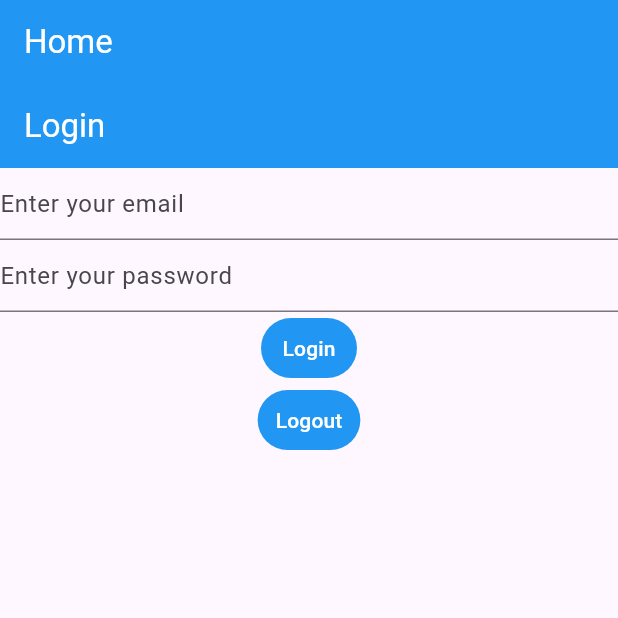
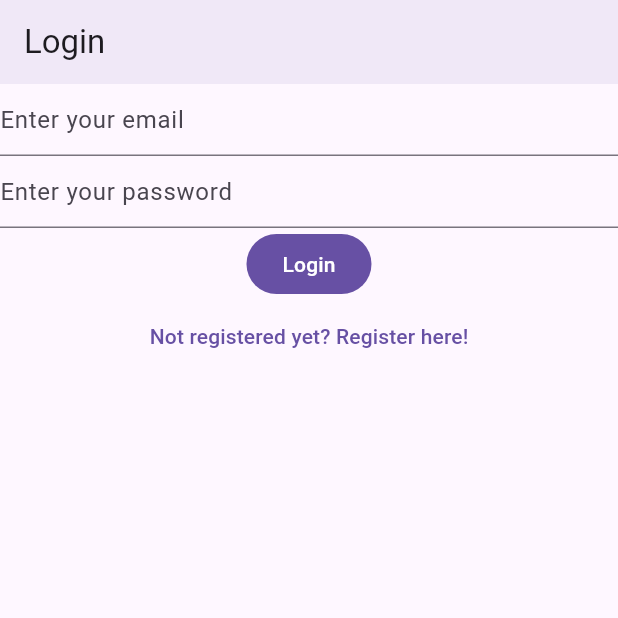
Before and after one commit to 0singh-ajit0/mynotes, a Flutter app: the screen it shows after launch, on a phone screen of 412 x 824 dp, the top half of it. Run offline on Flutter 3.47's test engine with Material 3 defaults, Android fonts, the phone set to English and light mode, and no system bars; our stand-ins replace firebase_auth, firebase_core; accounts and stored records are empty; generated files the repository leaves out were written again.

Commit message:
Added navigations

```diff
--- a/lib/main.dart
+++ b/lib/main.dart
@@ -2,20 +2,21 @@ import 'package:firebase_auth/firebase_auth.dart';
 import 'package:firebase_core/firebase_core.dart';
 import 'package:flutter/material.dart';
 import 'package:mynotes/firebase_options.dart';
+import 'package:mynotes/views/verify_email_view.dart';
 import 'views/login_view.dart';
 import 'views/register_view.dart';
 
 void main() {
   WidgetsFlutterBinding.ensureInitialized();
-  runApp(
-    MaterialApp(
+  runApp(MaterialApp(
     title: "Flutter Demo",
-      theme: ThemeData(
-        primarySwatch: Colors.blue
-      ),
+    theme: ThemeData(useMaterial3: true),
     home: const HomePage(),
-    )
-  );
+    routes: {
+      "/login/": (context) => const LoginView(),
+      "/register/": (context) => const RegisterView(),
+    },
+  ));
 }
 
 class HomePage extends StatelessWidget {
@@ -23,31 +24,28 @@ class HomePage extends StatelessWidget {
 
   @override
   Widget build(BuildContext context) {
-    return Scaffold(
-      appBar: AppBar(
-        title: const Text("Home"),
-        backgroundColor: Colors.blue,
-        foregroundColor: Colors.white,
-      ),
-      body: FutureBuilder(
+    return FutureBuilder(
       future: Firebase.initializeApp(
           options: DefaultFirebaseOptions.currentPlatform),
       builder: (context, snapshot) {
         switch (snapshot.connectionState) {
           case ConnectionState.done:
             final user = FirebaseAuth.instance.currentUser;
-              if (user?.emailVerified ?? false) {
-                debugPrint("You're a verified user");
+            if (user != null) {
+              if (user.emailVerified) {
+                debugPrint("Email is verified");
               } else {
-                debugPrint("You've to verify your email first");
+                return const VerifyEmailView();
               }
-              debugPrint("Current User: ${FirebaseAuth.instance.currentUser}");
+            } else {
               return const LoginView();
+            }
+
+            return const Text("Done");
           default:
-              return const Text("Loading...");
+            return const CircularProgressIndicator();
         }
       },
-      ),
     );
   }
 }
--- a/lib/views/login_view.dart
+++ b/lib/views/login_view.dart
@@ -1,7 +1,5 @@
-import 'package:firebase_core/firebase_core.dart';
 import 'package:flutter/material.dart';
 import 'package:firebase_auth/firebase_auth.dart';
-import 'package:mynotes/firebase_options.dart';
 
 class LoginView extends StatefulWidget {
   const LoginView({Key? key}) : super(key: key);
@@ -33,16 +31,9 @@ class _LoginViewState extends State<LoginView> {
     return Scaffold(
       appBar: AppBar(
         title: const Text("Login"),
-        backgroundColor: Colors.blue,
-        foregroundColor: Colors.white,
+        elevation: 4,
       ),
-      body: FutureBuilder(
-        future: Firebase.initializeApp(
-            options: DefaultFirebaseOptions.currentPlatform),
-        builder: (context, snapshot) {
-          switch (snapshot.connectionState) {
-            case ConnectionState.done:
-              return Column(
+      body: Column(
         children: [
           TextField(
             controller: _email,
@@ -62,15 +53,14 @@ class _LoginViewState extends State<LoginView> {
               hintText: "Enter your password",
             ),
           ),
-                  TextButton(
+          FilledButton(
             onPressed: () async {
               final email = _email.text;
               final password = _password.text;
 
               try {
                 final userCredential = await FirebaseAuth.instance
-                            .signInWithEmailAndPassword(
-                                email: email, password: password);
+                    .signInWithEmailAndPassword(email: email, password: password);
                 debugPrint("credential: $userCredential");
               } on FirebaseAuthException catch (e) {
                 if (e.code == "invalid-credential") {
@@ -86,33 +76,20 @@ class _LoginViewState extends State<LoginView> {
                     "Error in runtime of ${e.runtimeType}: ${e.toString()}");
               }
             },
-                    style: ButtonStyle(
-                        backgroundColor:
-                            MaterialStateProperty.all(Colors.blue)),
             child: const Text(
               "Login",
-                      style: TextStyle(color: Colors.white),
             ),
           ),
           TextButton(
             onPressed: () async {
-                      await FirebaseAuth.instance.signOut();
+              Navigator.of(context)
+                  .pushNamedAndRemoveUntil("/register/", (route) => false);
             },
-                    style: ButtonStyle(
-                        backgroundColor:
-                            MaterialStateProperty.all(Colors.blue)),
             child: const Text(
-                      "Logout",
-                      style: TextStyle(color: Colors.white),
+              "Not registered yet? Register here!",
             ),
-                  )
+          ),
         ],
-              );
-
-            default:
-              return const Text("Loading...");
-          }
-        },
       ),
     );
   }
```
Also changed, not shown: lib/views/register_view.dart (+9 -22 lines), lib/views/verify_email_view.dart (added, +32 -0 lines). Lines whose indentation alone changed are shown as unchanged.
